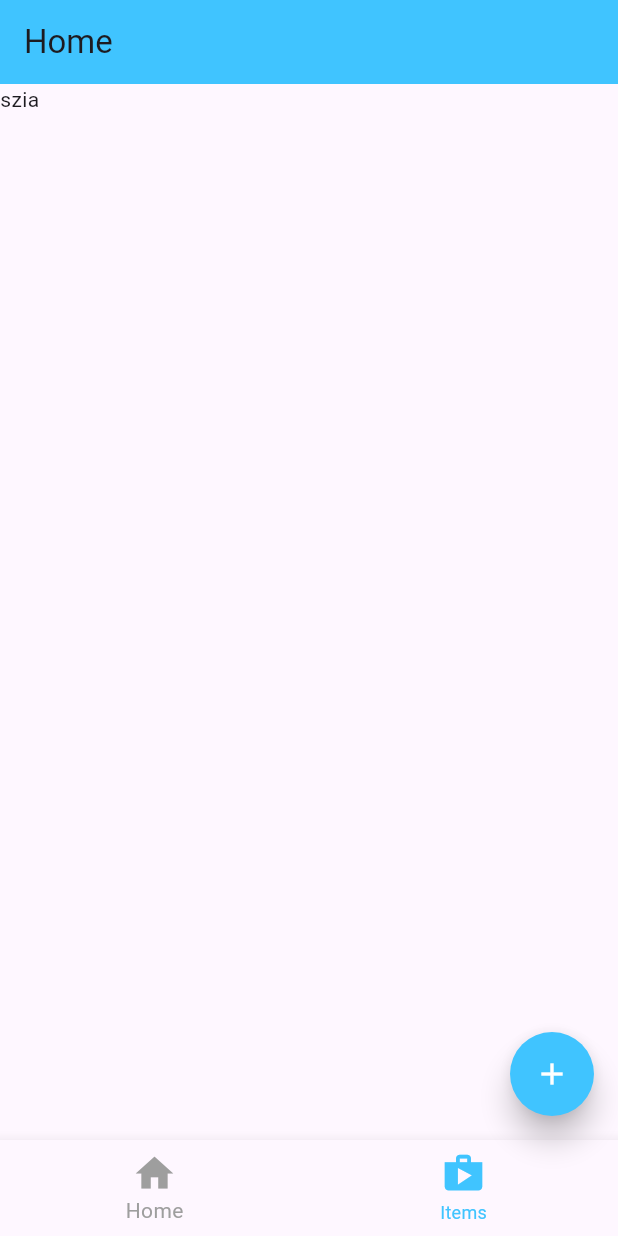
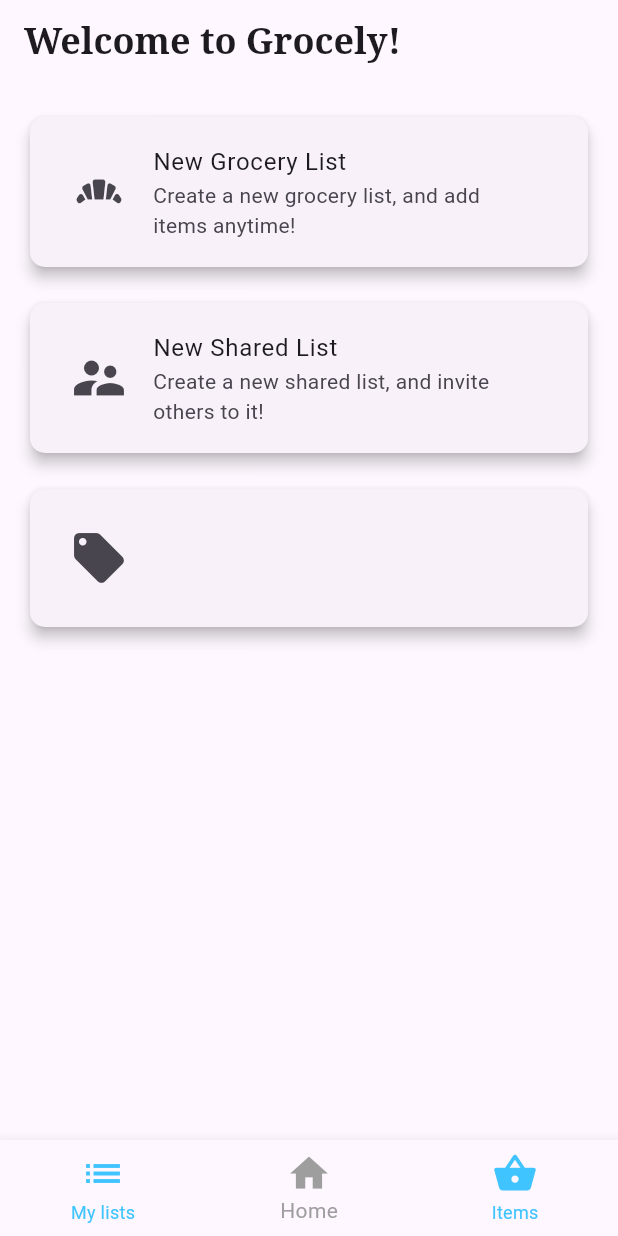
Before and after one commit to andrasmark/shopListApp, a Flutter app: the screen it shows after launch, on a phone screen of 412 x 824 dp. Run offline on Flutter 3.47's test engine with Material 3 defaults, Android fonts, the phone set to English and light mode, and no system bars; drawn by our look-alikes of flutter_speed_dial; our stand-ins replace cloud_firestore, firebase_auth, firebase_core, google_fonts; accounts and stored records are empty.

Commit message:
changed home page, added some card items

```diff
--- /dev/null
+++ b/shop_list_app/frontend/lib/components/list_card_home.dart
@@ -0,0 +1,43 @@
+import 'package:flutter/material.dart';
+
+class ListCardHome extends StatelessWidget {
+  const ListCardHome({
+    super.key,
+    required this.icon,
+    required this.title,
+    required this.subtitle,
+    required this.onTap,
+  });
+
+  final IconData icon;
+  final String title;
+  final String subtitle;
+  final VoidCallback onTap;
+
+  @override
+  Widget build(BuildContext context) {
+    return Container(
+      child: Padding(
+        padding: const EdgeInsets.symmetric(vertical: 8.0),
+        // Same margin for all cards
+        child: GestureDetector(
+          onTap: onTap,
+          child: Card(
+            elevation: 4,
+            shape: RoundedRectangleBorder(
+              borderRadius: BorderRadius.circular(10),
+            ),
+            child: Padding(
+              padding: const EdgeInsets.all(10.0),
+              child: ListTile(
+                leading: Icon(icon, size: 40),
+                title: Text(title),
+                subtitle: Text(subtitle),
+              ),
+            ),
+          ),
+        ),
+      ),
+    );
+  }
+}
--- a/shop_list_app/frontend/lib/components/nav_bar.dart
+++ b/shop_list_app/frontend/lib/components/nav_bar.dart
@@ -10,6 +10,13 @@ BottomNavigationBar NavBar(
     items: const [
       BottomNavigationBarItem(
         icon: Icon(
+          Icons.list,
+          size: 30,
+        ),
+        label: 'My lists',
+      ),
+      BottomNavigationBarItem(
+        icon: Icon(
           Icons.home,
           size: 30,
         ),
@@ -17,7 +24,7 @@ BottomNavigationBar NavBar(
       ),
       BottomNavigationBarItem(
         icon: Icon(
-          Icons.shop,
+          Icons.shopping_basket,
           size: 30,
         ),
         label: 'Items',
--- a/shop_list_app/frontend/lib/pages/home_page.dart
+++ b/shop_list_app/frontend/lib/pages/home_page.dart
@@ -1,6 +1,8 @@
 import 'package:flutter/material.dart';
+import 'package:google_fonts/google_fonts.dart';
+import 'package:shop_list_app/pages/list_page.dart';
 
-import '../components/floating_action_button.dart';
+import '../components/list_card_home.dart';
 import '../components/nav_bar.dart';
 import 'items_page.dart';
 
@@ -13,13 +15,16 @@ class HomePage extends StatefulWidget {
 }
 
 class _HomePageState extends State<HomePage> {
-  int _selectedIndex = 0;
+  int _selectedIndex = 1;
 
   void _onNavBarItemTapped(int index) {
     setState(() {
       // _selectedIndex = index;
       switch (index) {
-        case 1:
+        case 0:
+          Navigator.pushReplacementNamed(context, ListPage.id);
+          break;
+        case 2:
           Navigator.pushReplacementNamed(context, ItemsPage.id);
           break;
       }
@@ -30,11 +35,43 @@ class _HomePageState extends State<HomePage> {
   Widget build(BuildContext context) {
     return Scaffold(
       appBar: AppBar(
-        title: Text("Home"),
-        backgroundColor: Colors.lightBlueAccent,
+        title: Text(
+          "Welcome to Grocely!",
+          style: GoogleFonts.notoSerif(
+            fontSize: 24,
+            fontWeight: FontWeight.bold,
+          ),
+        ),
+        //backgroundColor: Colors.white,
       ),
-      body: Text("szia"),
-      floatingActionButton: Fab(context),
+      body: Padding(
+        padding: const EdgeInsets.symmetric(horizontal: 16.0, vertical: 10.0),
+        child: Column(
+          mainAxisAlignment: MainAxisAlignment.start,
+          children: [
+            //TODO: ADD THREE CARDS
+            ListCardHome(
+              icon: Icons.bakery_dining,
+              title: "New Grocery List",
+              subtitle: "Create a new grocery list, and add items anytime!",
+              onTap: () => print("Shop Now Clicked"),
+            ),
+            ListCardHome(
+              icon: Icons.supervisor_account,
+              title: "New Shared List",
+              subtitle: "Create a new shared list, and invite others to it!",
+              onTap: () => print("Order History Clicked"),
+            ),
+            ListCardHome(
+              icon: Icons.local_offer,
+              title: "",
+              subtitle: "",
+              onTap: () => print(""),
+            ),
+          ],
+        ),
+      ),
+      //floatingActionButton: Fab(context),
       bottomNavigationBar: NavBar(_selectedIndex, _onNavBarItemTapped),
     );
   }
--- a/shop_list_app/frontend/lib/pages/items_page.dart
+++ b/shop_list_app/frontend/lib/pages/items_page.dart
@@ -2,6 +2,7 @@ import 'package:flutter/material.dart';
 import 'package:shop_list_app/pages/home_page.dart';
 
 import '../components/nav_bar.dart';
+import 'list_page.dart';
 
 class ItemsPage extends StatefulWidget {
   const ItemsPage({super.key});
@@ -12,13 +13,16 @@ class ItemsPage extends StatefulWidget {
 }
 
 class _ItemsPageState extends State<ItemsPage> {
-  int _selectedIndex = 1;
+  int _selectedIndex = 2;
 
   void _onNavBarItemTapped(int index) {
     setState(() {
       // _selectedIndex = index;
       switch (index) {
         case 0:
+          Navigator.pushReplacementNamed(context, ListPage.id);
+          break;
+        case 1:
           Navigator.pushReplacementNamed(context, HomePage.id);
           break;
       }
--- a/shop_list_app/frontend/lib/pages/list_page.dart
+++ b/shop_list_app/frontend/lib/pages/list_page.dart
@@ -1,5 +1,9 @@
 import 'package:flutter/material.dart';
 import 'package:shop_list_app/components/product_list.dart';
+import 'package:shop_list_app/pages/items_page.dart';
+
+import '../components/nav_bar.dart';
+import 'home_page.dart';
 
 class ListPage extends StatefulWidget {
   const ListPage({super.key});
@@ -10,6 +14,22 @@ class ListPage extends StatefulWidget {
 }
 
 class _ListPageState extends State<ListPage> {
+  int _selectedIndex = 0;
+
+  void _onNavBarItemTapped(int index) {
+    setState(() {
+      // _selectedIndex = index;
+      switch (index) {
+        case 1:
+          Navigator.pushReplacementNamed(context, HomePage.id);
+          break;
+        case 2:
+          Navigator.pushReplacementNamed(context, ItemsPage.id);
+          break;
+      }
+    });
+  }
+
   @override
   Widget build(BuildContext context) {
     return Scaffold(
@@ -20,6 +40,7 @@ class _ListPageState extends State<ListPage> {
       body: Column(
         children: [Text("Szia"), Container(child: ProductList())],
       ),
+      bottomNavigationBar: NavBar(_selectedIndex, _onNavBarItemTapped),
     );
   }
 }
```
